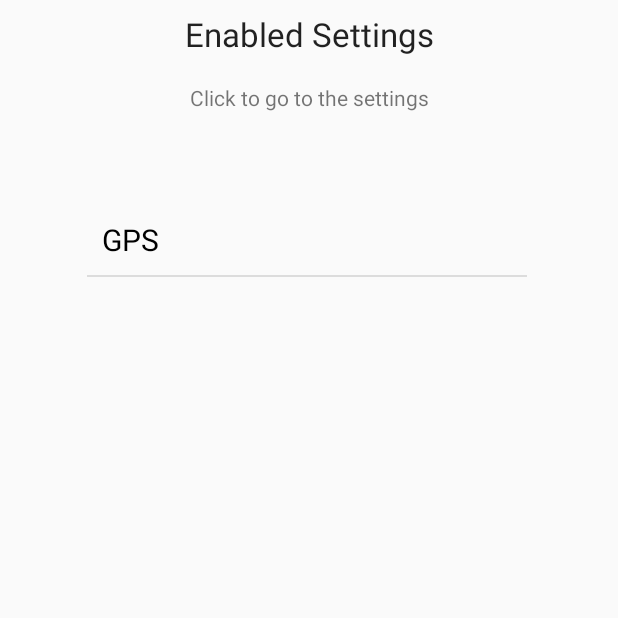
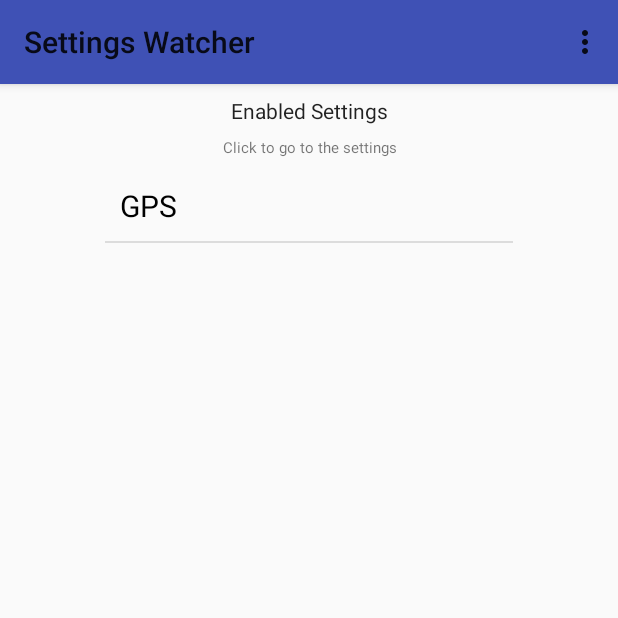
Before and after one commit to tantrumkiller/SettingsScanner, an Android app: the screen it shows after launch (ActionsRequiredActivity), on a phone screen of 412 x 824 dp, the top half of it. Run offline under Robolectric (Android 15) with nearby library versions, the phone set to English and light mode, and no system bars.

Commit message:
fix view

```diff
--- a/app/src/main/java/com/example/kshitiz/helloworld/ActionsRequiredActivity.java
+++ b/app/src/main/java/com/example/kshitiz/helloworld/ActionsRequiredActivity.java
@@ -5,9 +5,15 @@ import android.content.Context;
 import android.content.SharedPreferences;
 import android.os.Bundle;
 import android.preference.PreferenceManager;
+import android.support.v4.widget.SwipeRefreshLayout;
+import android.support.v7.app.AppCompatActivity;
 import android.support.v7.widget.DividerItemDecoration;
 import android.support.v7.widget.LinearLayoutManager;
 import android.support.v7.widget.RecyclerView;
+import android.support.v7.widget.Toolbar;
+import android.view.Menu;
+import android.view.MenuInflater;
+import android.view.Window;
 
 import com.example.kshitiz.helloworld.setting.Setting;
 import com.example.kshitiz.helloworld.setting.SettingsConfig;
@@ -17,7 +23,7 @@ import java.util.ArrayList;
 import java.util.List;
 import java.util.Set;
 
-public class ActionsRequiredActivity extends Activity {
+public class ActionsRequiredActivity extends AppCompatActivity {
     private final UserPreferencesStore userPreferencesStore;
     private final SettingsConfig settingConfiguration;
 
@@ -32,6 +38,34 @@ public class ActionsRequiredActivity extends Activity {
     protected void onCreate(Bundle savedInstanceState) {
         super.onCreate(savedInstanceState);
         setContentView(R.layout.user_actions_required);
+
+        Toolbar myToolbar = findViewById(R.id.my_toolbar);
+        setSupportActionBar(myToolbar);
+
+        populateList();
+
+        final SwipeRefreshLayout pullToRefresh = findViewById(R.id.swiperefresh);
+        pullToRefresh.setOnRefreshListener(new SwipeRefreshLayout.OnRefreshListener() {
+            @Override
+            public void onRefresh() {
+                populateList(); // your code
+                pullToRefresh.setRefreshing(false);
+            }
+        });
+
+    }
+
+    @Override
+    public boolean onCreateOptionsMenu(Menu menu) {
+        super.onCreateOptionsMenu(menu);
+
+        MenuInflater inflater = getMenuInflater();
+        inflater.inflate(R.menu.menu, menu);
+        return true;
+    }
+
+
+    private void populateList(){
         final RecyclerView recyclerView = findViewById(R.id.actions_requried_recycler_view);
 
         // use this setting to improve performance if you know that changes
@@ -56,6 +90,5 @@ public class ActionsRequiredActivity extends Activity {
         recyclerView.setAdapter(mAdapter);
         recyclerView.addItemDecoration(
                 new DividerItemDecoration(recyclerView.getContext(), DividerItemDecoration.VERTICAL));
-
     }
 }
--- a/app/src/main/res/layout/user_actions_required.xml
+++ b/app/src/main/res/layout/user_actions_required.xml
@@ -1,54 +1,63 @@
 <?xml version="1.0" encoding="utf-8"?>
 <android.support.constraint.ConstraintLayout xmlns:android="http://schemas.android.com/apk/res/android"
     xmlns:app="http://schemas.android.com/apk/res-auto"
-    xmlns:tools="http://schemas.android.com/tools"
     android:layout_width="match_parent"
     android:layout_height="match_parent">
+
+    <android.support.v7.widget.Toolbar
+        android:id="@+id/my_toolbar"
+        android:layout_width="match_parent"
+        android:layout_height="wrap_content"
+        android:background="@color/colorPrimary"
+        android:elevation="4dp"
+        android:theme="@style/ThemeOverlay.AppCompat.ActionBar"
+        app:popupTheme="@style/ThemeOverlay.AppCompat.Light"
+        app:layout_constraintTop_toTopOf="parent"/>
 
     <TextView
         android:id="@+id/textView2"
         android:layout_width="wrap_content"
         android:layout_height="wrap_content"
-        android:layout_marginBottom="8dp"
-        android:layout_marginEnd="32dp"
-        android:layout_marginStart="32dp"
         android:layout_marginTop="8dp"
         android:text="@string/enabled_settings"
         android:textAlignment="center"
         android:textAppearance="@style/TextAppearance.AppCompat.Large"
-        app:layout_constraintBottom_toBottomOf="parent"
-        app:layout_constraintEnd_toEndOf="parent"
-        app:layout_constraintStart_toStartOf="parent"
-        app:layout_constraintTop_toTopOf="parent"
-        app:layout_constraintVertical_bias="0.0" />
-
-    <android.support.v7.widget.RecyclerView
-        android:id="@+id/actions_requried_recycler_view"
-        android:layout_width="293dp"
-        android:layout_height="53dp"
-        android:layout_marginBottom="8dp"
-        android:layout_marginEnd="11dp"
-        android:layout_marginStart="8dp"
-        android:layout_marginTop="8dp"
-        app:layout_constraintBottom_toBottomOf="parent"
-        app:layout_constraintEnd_toEndOf="parent"
-        app:layout_constraintStart_toStartOf="parent"
-        app:layout_constraintTop_toTopOf="parent"
-        app:layout_constraintVertical_bias="0.17000002" />
+        android:textSize="14sp"
+        app:layout_constraintLeft_toLeftOf="parent"
+        app:layout_constraintRight_toRightOf="parent"
+        app:layout_constraintTop_toBottomOf="@+id/my_toolbar" />
 
     <TextView
         android:id="@+id/textView4"
         android:layout_width="wrap_content"
         android:layout_height="wrap_content"
+        android:layout_marginTop="8dp"
+        android:text="@string/click_to_go_to_the_settings"
+        android:textAlignment="center"
+        android:textSize="10sp"
+        app:layout_constraintLeft_toLeftOf="parent"
+        app:layout_constraintRight_toRightOf="parent"
+        app:layout_constraintTop_toBottomOf="@+id/textView2" />
+
+    <android.support.v4.widget.SwipeRefreshLayout xmlns:android="http://schemas.android.com/apk/res/android"
+        android:id="@+id/swiperefresh"
+        android:layout_width="272dp"
+        android:layout_height="424dp"
         android:layout_marginBottom="8dp"
         android:layout_marginEnd="8dp"
         android:layout_marginStart="8dp"
         android:layout_marginTop="8dp"
-        android:text="@string/click_to_go_to_the_settings"
-        android:textAlignment="center"
-        app:layout_constraintBottom_toBottomOf="parent"
-        app:layout_constraintEnd_toEndOf="parent"
-        app:layout_constraintStart_toStartOf="parent"
-        app:layout_constraintTop_toTopOf="parent"
-        app:layout_constraintVertical_bias="0.060000002" />
+        app:layout_constraintTop_toBottomOf="@+id/textView4"
+        app:layout_constraintLeft_toLeftOf="parent"
+        app:layout_constraintRight_toRightOf="parent">
+
+        <android.support.v7.widget.RecyclerView
+            android:id="@+id/actions_requried_recycler_view"
+            android:layout_width="match_parent"
+            android:layout_height="match_parent"
+            app:layout_constraintBottom_toBottomOf="parent"
+            app:layout_constraintEnd_toEndOf="parent"
+            app:layout_constraintStart_toStartOf="parent"
+            app:layout_constraintTop_toTopOf="parent" />
+    </android.support.v4.widget.SwipeRefreshLayout>
 </android.support.constraint.ConstraintLayout>
--- /dev/null
+++ b/app/src/main/res/menu/menu.xml
@@ -0,0 +1,7 @@
+<?xml version="1.0" encoding="utf-8"?>
+<menu xmlns:android="http://schemas.android.com/apk/res/android"
+    xmlns:app="http://schemas.android.com/apk/res-auto">
+    <item android:id="@+id/new_game"
+        android:title="Preferences"
+        app:showAsAction="never"/>
+</menu>
--- a/app/src/main/res/values/styles.xml
+++ b/app/src/main/res/values/styles.xml
@@ -6,6 +6,9 @@
         <item name="colorPrimary">@color/colorPrimary</item>
         <item name="colorPrimaryDark">@color/colorPrimaryDark</item>
         <item name="colorAccent">@color/colorAccent</item>
+
+        <item name="windowNoTitle">true</item>
+
     </style>
 
 </resources>
```
